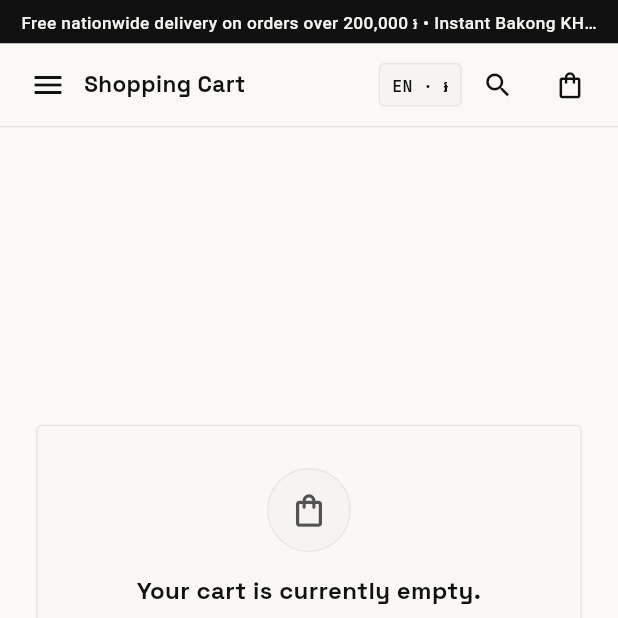
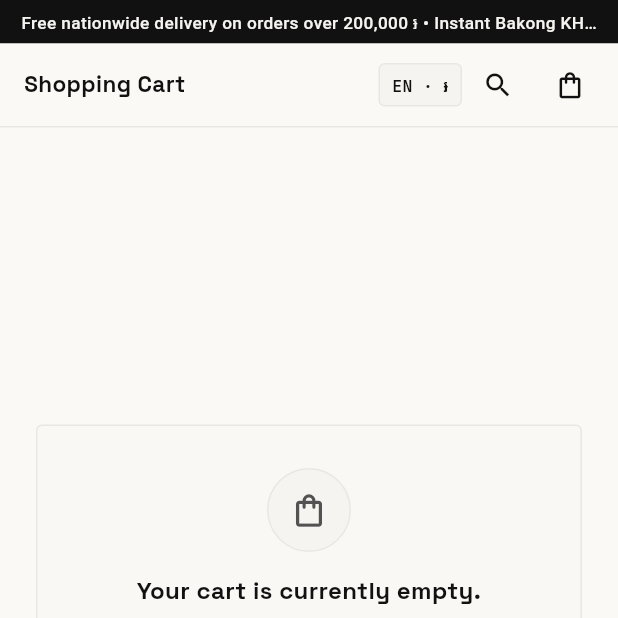
Before and after one commit to KCGtheReal/E-Commerce-Flutter, a Flutter app: the screen it shows after launch, item 3 of the bottom bar chosen, on a phone screen of 412 x 824 dp, the top half of it. Run offline on Flutter 3.47's test engine with Material 3 defaults, Android fonts, the phone set to English and light mode, and no system bars; our stand-ins replace cloud_firestore, firebase_core, google_fonts, qr_flutter, shared_preferences, web; missing offline and left inert: dart:js_interop; accounts and stored records are empty; network calls fail; Roboto replaces fonts that are missing (Kantumruy Pro).

Commit message:
chore(mobile): remove redundant hamburger menu button from mobile header

```diff
--- a/lib/widgets/reset_scaffold.dart
+++ b/lib/widgets/reset_scaffold.dart
@@ -169,11 +169,7 @@ class _MobileHeader extends StatelessWidget {
             icon: const Icon(Icons.arrow_back),
           )
         else
-          IconButton(
-            tooltip: settings.strings.get('preferences_title'),
-            onPressed: () => PreferencesSheet.show(context),
-            icon: const Icon(Icons.menu),
-          ),
+          const SizedBox(width: 8),
         if (title != null && title!.isNotEmpty)
           Expanded(
             child: Text(
```
Also changed, not shown: 1 other file.
